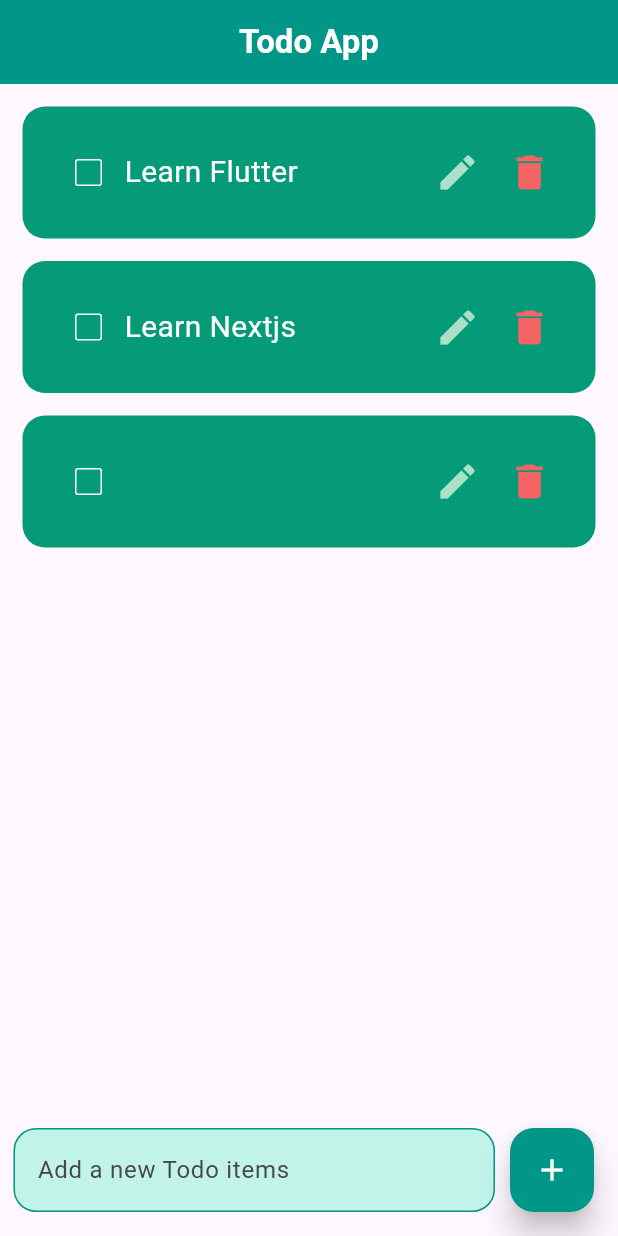
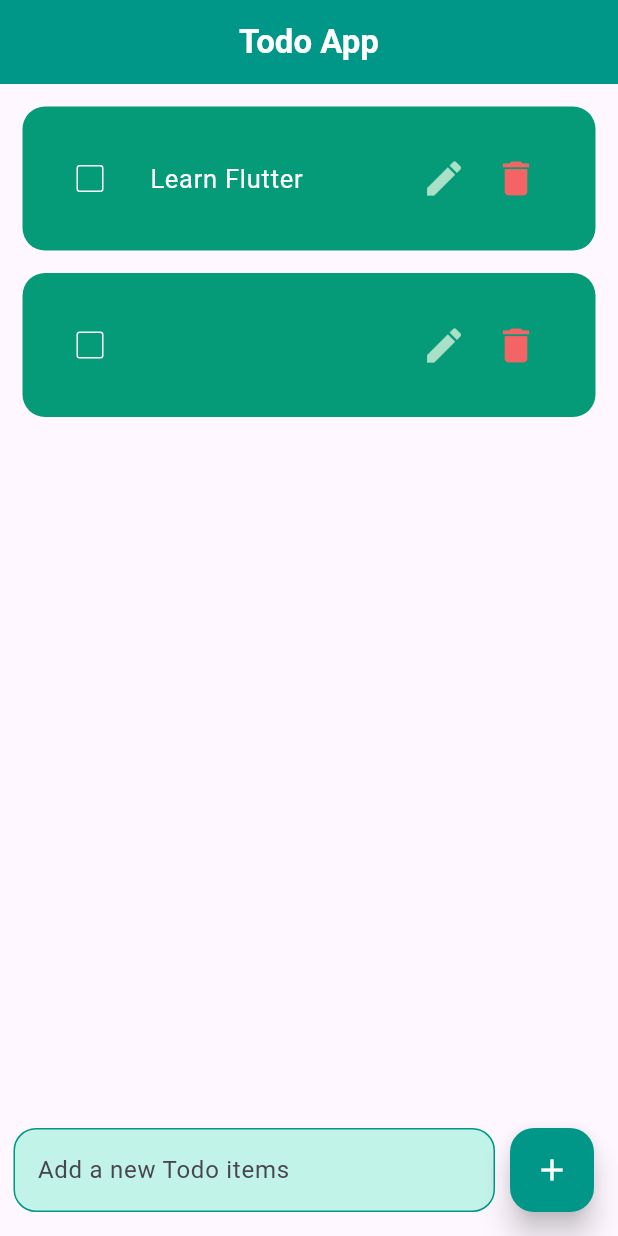
Before and after one commit to Tazmeenilsa/Todo-app-flutter, a Flutter app: the screen it shows after launch, after a tap on the "add" icon, on a phone screen of 412 x 824 dp. Run offline on Flutter 3.47's test engine with Material 3 defaults, Android fonts, the phone set to English and light mode, and no system bars.

```diff
--- /dev/null
+++ b/lib/components/floatingButton.dart
@@ -0,0 +1,44 @@
+import 'package:flutter/material.dart';
+
+class FloatingButton extends StatelessWidget {
+  const FloatingButton(
+      {super.key, required this.textController, this.addNewTask});
+
+  final TextEditingController textController;
+  final void Function()? addNewTask;
+  @override
+  Widget build(BuildContext context) {
+    return Row(
+      children: [
+        Expanded(
+            child: Padding(
+          padding:
+              const EdgeInsets.only(top: 0, bottom: 0, right: 10, left: 25),
+          child: TextField(
+            controller: textController,
+            decoration: InputDecoration(
+              hintText: 'Add a new Todo items',
+              filled: true,
+              fillColor: const Color.fromARGB(255, 194, 243, 232),
+              enabledBorder: OutlineInputBorder(
+                  borderRadius: BorderRadius.circular(15),
+                  borderSide: const BorderSide(color: Colors.teal)),
+              focusedBorder: OutlineInputBorder(
+                  borderRadius: BorderRadius.circular(15),
+                  borderSide: const BorderSide(color: Colors.teal)),
+            ),
+          ),
+        )),
+        FloatingActionButton(
+            onPressed: addNewTask,
+            backgroundColor: Colors.teal,
+            elevation: 8,
+            hoverColor: const Color.fromARGB(255, 97, 202, 192),
+            child: const Icon(
+              Icons.add,
+              color: Colors.white,
+            )),
+      ],
+    );
+  }
+}
--- a/lib/home.dart
+++ b/lib/home.dart
@@ -1,4 +1,5 @@
 import 'package:flutter/material.dart';
+import 'package:todo_app/components/floatingButton.dart';
 import 'package:todo_app/screens/todo.dart';
 
 class Home extends StatefulWidget {
@@ -11,8 +12,6 @@ class Home extends StatefulWidget {
 class _HomeState extends State<Home> {
   List todoList = [
     ['Learn Flutter', false],
-    ['Learn Nextjs', false],
-    // ['Learn Tailwind Css', false],
   ];
   final textController = TextEditingController();
   final editTextController = TextEditingController();
@@ -22,9 +21,19 @@ class _HomeState extends State<Home> {
     });
   }
 
+  // Function to convert string to title case
+  String toTitleCase(String text) {
+    return text.split(' ').map((word) {
+      if (word.isEmpty) return '';
+      return word[0].toUpperCase() + word.substring(1).toLowerCase();
+    }).join(' ');
+  }
+
   void addNewTask() {
     setState(() {
-      todoList.add([textController.text, false]);
+      String titleCasedTask = toTitleCase(textController.text);
+
+      todoList.add([titleCasedTask, false]);
       textController.clear();
     });
   }
@@ -53,7 +62,10 @@ class _HomeState extends State<Home> {
           ),
           centerTitle: true,
         ),
-      body: ListView.builder(
+        body: Expanded(
+          child: Padding(
+            padding: const EdgeInsets.only(bottom: 90),
+            child: ListView.builder(
                 itemCount: todoList.length,
                 itemBuilder: (BuildContext context, int index) {
                   return Todo(
@@ -64,38 +76,9 @@ class _HomeState extends State<Home> {
                       onUpdateTask: () => onUpdateTask(index),
                       editTextController: editTextController);
                 }),
-      floatingActionButton: Row(
-        children: [
-          Expanded(
-              child: Padding(
-            padding:
-                const EdgeInsets.only(top: 0, bottom: 0, right: 10, left: 25),
-            child: TextField(
-              controller: textController,
-              decoration: InputDecoration(
-                hintText: 'Add a new Todo items',
-                filled: true,
-                fillColor: Color.fromARGB(255, 194, 243, 232),
-                enabledBorder: OutlineInputBorder(
-                    borderRadius: BorderRadius.circular(15),
-                    borderSide: const BorderSide(color: Colors.teal)),
-                focusedBorder: OutlineInputBorder(
-                    borderRadius: BorderRadius.circular(15),
-                    borderSide: const BorderSide(color: Colors.teal)),
           ),
         ),
-          )),
-          FloatingActionButton(
-              onPressed: addNewTask,
-              backgroundColor: Colors.teal,
-              elevation: 8,
-              hoverColor: const Color.fromARGB(255, 97, 202, 192),
-              child: const Icon(
-                Icons.add,
-                color: Colors.white,
-              )),
-        ],
-      ),
-    );
+        floatingActionButton: FloatingButton(
+            textController: textController, addNewTask: addNewTask));
   }
 }
--- a/lib/main.dart
+++ b/lib/main.dart
@@ -11,12 +11,8 @@ class MyApp extends StatelessWidget {
   // This widget is the root of your application.
   @override
   Widget build(BuildContext context) {
-    return MaterialApp(
+    return const MaterialApp(
       title: 'Todo-App',
-      // theme: ThemeData(
-      //   colorScheme: ColorScheme.fromSeed(seedColor: Colors.deepPurple),
-      //   useMaterial3: true,
-      // ),
       debugShowCheckedModeBanner: false,
       home: Home(),
     );
--- a/lib/screens/todo.dart
+++ b/lib/screens/todo.dart
@@ -25,22 +25,19 @@ class Todo extends StatelessWidget {
           decoration: const BoxDecoration(
               color: Color.fromARGB(255, 5, 155, 120),
               borderRadius: BorderRadius.all(Radius.circular(15))),
-        padding: const EdgeInsets.all(20),
-        child: Row(
-          mainAxisAlignment: MainAxisAlignment.spaceBetween,
-          children: [
-            Row(
-              children: [
-                Checkbox(
+          padding:
+              const EdgeInsets.only(top: 20, bottom: 20, left: 5, right: 5),
+          child: ListTile(
+            leading: Checkbox(
                 checkColor: Colors.green,
                 activeColor: Colors.white,
                 side: const BorderSide(color: Colors.white),
                 value: taskCompleted,
                 onChanged: onTaskChanged),
-                Text(
+            title: Text(
               taskName,
               style: TextStyle(
-                      fontSize: 20,
+                  fontSize: 17,
                   color: Colors.white,
                   decoration: taskCompleted
                       ? TextDecoration.lineThrough
@@ -48,9 +45,7 @@ class Todo extends StatelessWidget {
                   decorationColor: Colors.white,
                   decorationThickness: 2),
             ),
-              ],
-            ),
-            Row(
+            trailing: Wrap(
               children: [
                 IconButton(
                   onPressed: () {
@@ -106,9 +101,92 @@ class Todo extends StatelessWidget {
                   ),
                 ),
               ],
+            ),
           )
-          ],
-        ),
+
+          // Row(
+          //   mainAxisAlignment: MainAxisAlignment.spaceBetween,
+          //   children: [
+          //     Row(
+          //       children: [
+          //         Checkbox(
+          //             checkColor: Colors.green,
+          //             activeColor: Colors.white,
+          //             side: const BorderSide(color: Colors.white),
+          //             value: taskCompleted,
+          //             onChanged: onTaskChanged),
+          //         Text(
+          //           taskName,
+          //           style: TextStyle(
+          //               fontSize: 20,
+          //               color: Colors.white,
+          //               decoration: taskCompleted
+          //                   ? TextDecoration.lineThrough
+          //                   : TextDecoration.none,
+          //               decorationColor: Colors.white,
+          //               decorationThickness: 2),
+          //         ),
+          //       ],
+          //     ),
+          //     Row(
+          //       children: [
+          //         IconButton(
+          //           onPressed: () {
+          //             editTextController.text = taskName;
+          //             showDialog(
+          //                 context: context,
+          //                 builder: (context) {
+          //                   return AlertDialog(
+          //                     title: const Text('Update Task'),
+          //                     content: TextField(
+          //                       controller: editTextController,
+          //                       decoration: InputDecoration(
+          //                         hintText: 'Update Todo item',
+          //                         filled: true,
+          //                         fillColor:
+          //                             const Color.fromARGB(255, 194, 243, 232),
+          //                         enabledBorder: OutlineInputBorder(
+          //                             borderRadius: BorderRadius.circular(15),
+          //                             borderSide:
+          //                                 const BorderSide(color: Colors.teal)),
+          //                         focusedBorder: OutlineInputBorder(
+          //                             borderRadius: BorderRadius.circular(15),
+          //                             borderSide:
+          //                                 const BorderSide(color: Colors.teal)),
+          //                       ),
+          //                     ),
+          //                     actions: [
+          //                       ElevatedButton(
+          //                           onPressed: () {
+          //                             onUpdateTask!();
+          //                             Navigator.pop(context);
+          //                           },
+          //                           child: Text('Update'))
+          //                     ],
+          //                   );
+          //                 });
+          //           },
+          //           icon: const Icon(
+          //             Icons.edit,
+          //             size: 30,
+          //             color: Color.fromARGB(255, 169, 224, 198),
+          //           ),
+          //         ),
+          //         IconButton(
+          //           onPressed: deleteTask != null
+          //               ? () => deleteTask!()
+          //               : null, // Call the function directly
+
+          //           icon: const Icon(
+          //             Icons.delete,
+          //             size: 30,
+          //             color: Color.fromARGB(255, 245, 100, 100),
+          //           ),
+          //         ),
+          //       ],
+          //     )
+          //   ],
+          // ),
           ),
     );
   }
```
Lines whose indentation alone changed are shown as unchanged.
